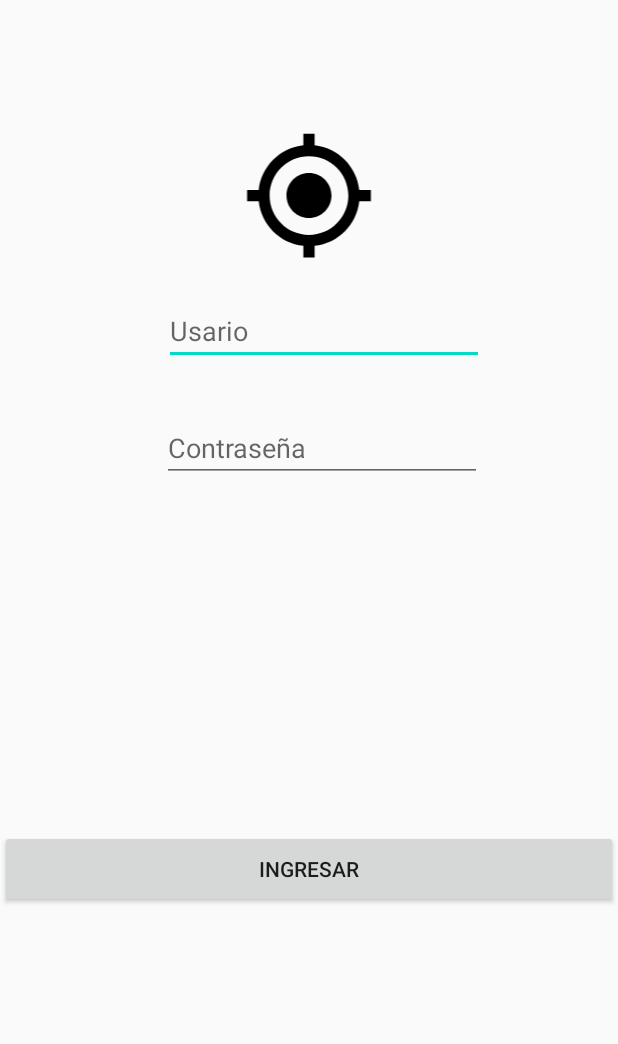
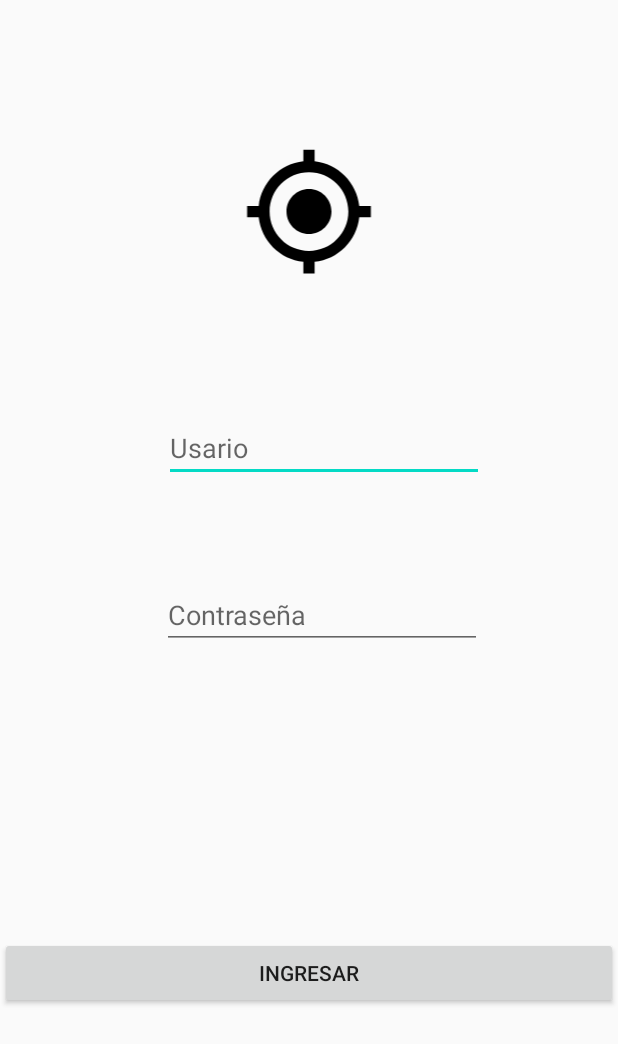
Before and after one commit to KevinCastellanos/pdm-proyecto2, an Android app: the screen it shows after launch (Login2Activity), after a tap on "INGRESAR", on a phone screen of 412 x 824 dp. Shown: the top 1044 px of the screen. Run offline under Robolectric (Android 15) with nearby library versions, the phone set to English and light mode, and no system bars.

Commit message:
login guillermo

```diff
--- a/app/build.gradle
+++ b/app/build.gradle
@@ -37,4 +37,8 @@ dependencies {
     testImplementation 'junit:junit:4.12'
     androidTestImplementation 'androidx.test.ext:junit:1.1.1'
     androidTestImplementation 'androidx.test.espresso:espresso-core:3.2.0'
+    //implementacion de retrofit
+    implementation 'com.squareup.retrofit2:retrofit:2.1.0'
+    implementation 'com.squareup.retrofit2:converter-gson:2.1.0'
+    implementation 'androidx.gridlayout:gridlayout:1.0.0'
 }
--- /dev/null
+++ b/app/src/main/java/sv/edu/ues/fia/eisi/pdm_proyecto2/Interfaces/ApiServices.java
@@ -0,0 +1,12 @@
+package sv.edu.ues.fia.eisi.pdm_proyecto2.Interfaces;
+
+import retrofit2.Call;
+import retrofit2.http.POST;
+import retrofit2.http.Query;
+import sv.edu.ues.fia.eisi.pdm_proyecto2.clases.Usuario;
+
+public interface ApiServices {
+@POST("Login2")
+    Call<Usuario> login(@Query("USUARIO") String usuario,
+                        @Query("PWD") String pass);
+}
--- /dev/null
+++ b/app/src/main/java/sv/edu/ues/fia/eisi/pdm_proyecto2/Interfaces/UrlBase.java
@@ -0,0 +1,5 @@
+package sv.edu.ues.fia.eisi.pdm_proyecto2.Interfaces;
+
+public class UrlBase {
+    public static String UrlBase="http://3.133.138.215:5000/";
+}
--- a/app/src/main/java/sv/edu/ues/fia/eisi/pdm_proyecto2/Login2Activity.java
+++ b/app/src/main/java/sv/edu/ues/fia/eisi/pdm_proyecto2/Login2Activity.java
@@ -1,6 +1,4 @@
 package sv.edu.ues.fia.eisi.pdm_proyecto2;
-
-import androidx.appcompat.app.AppCompatActivity;
 
 import android.app.Activity;
 import android.content.Intent;
@@ -10,17 +8,31 @@ import android.widget.Button;
 import android.widget.EditText;
 import android.widget.Toast;
 
-import static android.provider.AlarmClock.EXTRA_MESSAGE;
+import retrofit2.Call;
+import retrofit2.Callback;
+import retrofit2.Response;
+import retrofit2.Retrofit;
+import retrofit2.converter.gson.GsonConverterFactory;
+import sv.edu.ues.fia.eisi.pdm_proyecto2.Interfaces.ApiServices;
+import sv.edu.ues.fia.eisi.pdm_proyecto2.Interfaces.DatosUsuario;
+import sv.edu.ues.fia.eisi.pdm_proyecto2.Interfaces.UrlBase;
+import sv.edu.ues.fia.eisi.pdm_proyecto2.clases.Usuario;
 
 public class Login2Activity extends Activity {
+Retrofit retrofit;
 
     @Override
     protected void onCreate(Bundle savedInstanceState) {
         super.onCreate(savedInstanceState);
         setContentView(R.layout.activity_login2);
+        retrofit = new Retrofit.Builder()
+                .baseUrl(UrlBase.UrlBase)
+                .addConverterFactory(GsonConverterFactory.create())
+                .build();
+
 
         // logica para inicio de sesión
-        Button boton = (Button) findViewById(R.id.ingresar);
+        Button boton = (Button) findViewById(R.id.button_ingresar);
         boton.setOnClickListener(new View.OnClickListener() {
 
             @Override
@@ -28,17 +40,50 @@ public class Login2Activity extends Activity {
 
                 String correo = ((EditText) findViewById(R.id.correo)).getText().toString();
                 String contraseña = ((EditText) findViewById(R.id.contraseña)).getText().toString();
+                ApiServices service = retrofit.create(ApiServices.class);
 
-                if (correo.equals("admin") && contraseña.equals("admin")) {
+                if (correo.equals("") && contraseña.equals("")) {
 
-                    final Intent intent = new Intent(getApplicationContext(), MainActivity.class);
-                    startActivity(intent);
 
-                    Toast.makeText(getApplicationContext(), "usuario logueado", Toast.LENGTH_SHORT).show();
+                    Toast.makeText(getApplicationContext(), "hay datos no llenados", Toast.LENGTH_SHORT).show();
 
                 } else {
-                    Toast.makeText(getApplicationContext(), "Usuario Incorrecto", Toast.LENGTH_SHORT).show();
+                    //Toast.makeText(getApplicationContext(), "Usuario Incorrecto", Toast.LENGTH_SHORT).show();
+
+                    service.login(correo,contraseña).
+                            enqueue(new Callback<Usuario>() {
+                                @Override
+                                public void onResponse(Call<Usuario> call, Response<Usuario> response) {
+                                    if(response.isSuccessful()){
+                                        Usuario respuesta=response.body();
+                                        DatosUsuario.IDCOORDENADAUSUARIO=respuesta.getIDCOORDENADAUSUARIO().toString();
+                                        DatosUsuario.IDUSUARIO=respuesta.getIDUSUARIO().toString();
+                                        DatosUsuario.IDVEHICULO=respuesta.getIDVEHICULO().toString();
+                                        DatosUsuario.NOMBRE=respuesta.getNOMBRE().toString();
+                                        DatosUsuario.PWD=respuesta.getPWD().toString();
+                                        DatosUsuario.USUARIO=respuesta.getUSUARIO().toString();
+                                        Toast.makeText(getApplicationContext(), "usuario logueado", Toast.LENGTH_SHORT).show();
+
+                                        final Intent intent = new Intent(getApplicationContext(), MainActivity.class);
+                                        startActivity(intent);
+                                        finish();
+
+
+
+                                    }else{
+                                        Toast.makeText(Login2Activity.this, "Datos incorrectos", Toast.LENGTH_SHORT).show();
+                                    }
+                                }
+
+                                @Override
+                                public void onFailure(Call<Usuario> call, Throwable t) {
+                                    Toast.makeText(Login2Activity.this, "Verifique los datos o su conexion a internet", Toast.LENGTH_SHORT).show();
+                                }
+                            });
                 }
+
+
+
             }
         });
     }
--- a/app/src/main/res/layout/activity_login2.xml
+++ b/app/src/main/res/layout/activity_login2.xml
@@ -8,28 +8,29 @@
 
 
     <Button
-        android:id="@+id/ingresar"
+        android:id="@+id/button_ingresar"
         android:layout_width="0dp"
-        android:layout_height="52dp"
+        android:layout_height="wrap_content"
+        android:layout_marginTop="40dp"
         android:text="Ingresar"
         app:layout_constraintBottom_toBottomOf="parent"
         app:layout_constraintEnd_toEndOf="parent"
         app:layout_constraintHorizontal_bias="0.0"
         app:layout_constraintStart_toStartOf="parent"
-        app:layout_constraintTop_toTopOf="parent"
-        app:layout_constraintVertical_bias="0.717" />
+        app:layout_constraintTop_toBottomOf="@+id/contraseña" />
 
     <ImageView
         android:id="@+id/imageView"
         android:layout_width="0dp"
         android:layout_height="90dp"
+        android:layout_marginTop="30dp"
+        android:layout_marginBottom="24dp"
         android:src="@drawable/ic_location24dp"
-        app:layout_constraintBottom_toBottomOf="parent"
+        app:layout_constraintBottom_toTopOf="@+id/correo"
         app:layout_constraintEnd_toEndOf="parent"
         app:layout_constraintHorizontal_bias="0.0"
         app:layout_constraintStart_toStartOf="parent"
-        app:layout_constraintTop_toTopOf="parent"
-        app:layout_constraintVertical_bias="0.116" />
+        app:layout_constraintTop_toTopOf="parent" />
 
     <EditText
         android:id="@+id/correo"
@@ -55,7 +56,7 @@
         android:ems="10"
         android:hint="Contraseña"
         android:inputType="textPersonName"
-        app:layout_constraintBottom_toTopOf="@+id/ingresar"
+        app:layout_constraintBottom_toTopOf="@+id/button_ingresar"
         app:layout_constraintEnd_toEndOf="parent"
         app:layout_constraintHorizontal_bias="0.55"
         app:layout_constraintStart_toStartOf="parent"
```
Also changed, not shown: app/src/main/java/sv/edu/ues/fia/eisi/pdm_proyecto2/Interfaces/DatosUsuario.java (added, +12 -0 lines), app/src/main/java/sv/edu/ues/fia/eisi/pdm_proyecto2/clases/Usuario.java (added, +75 -0 lines).
